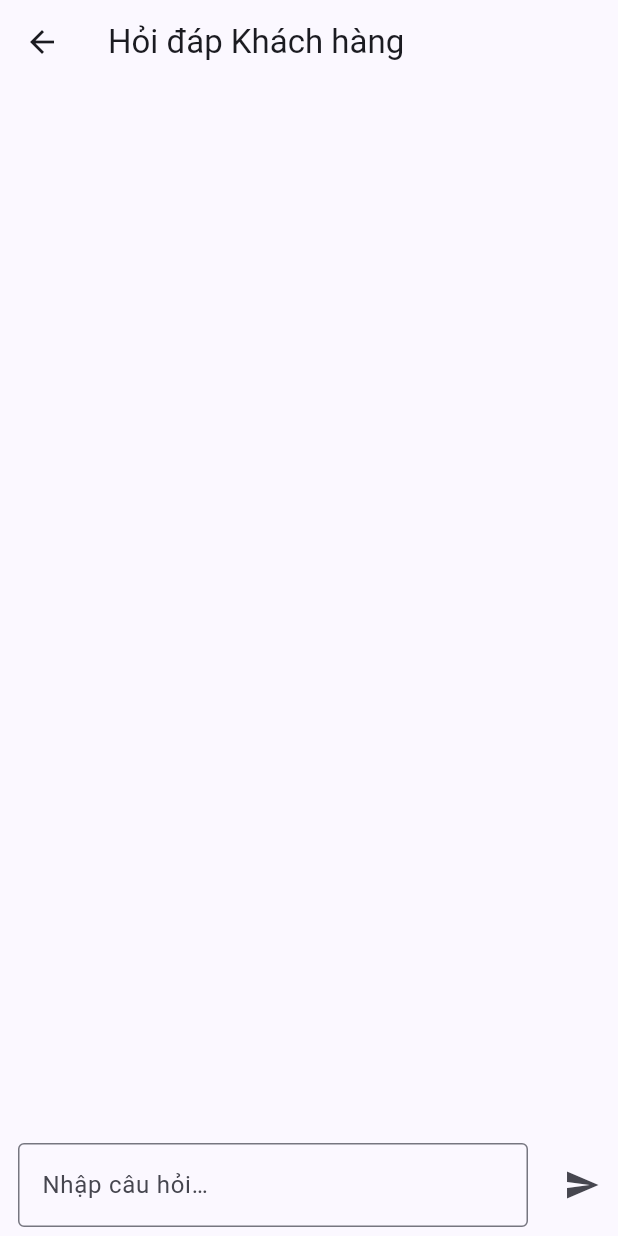
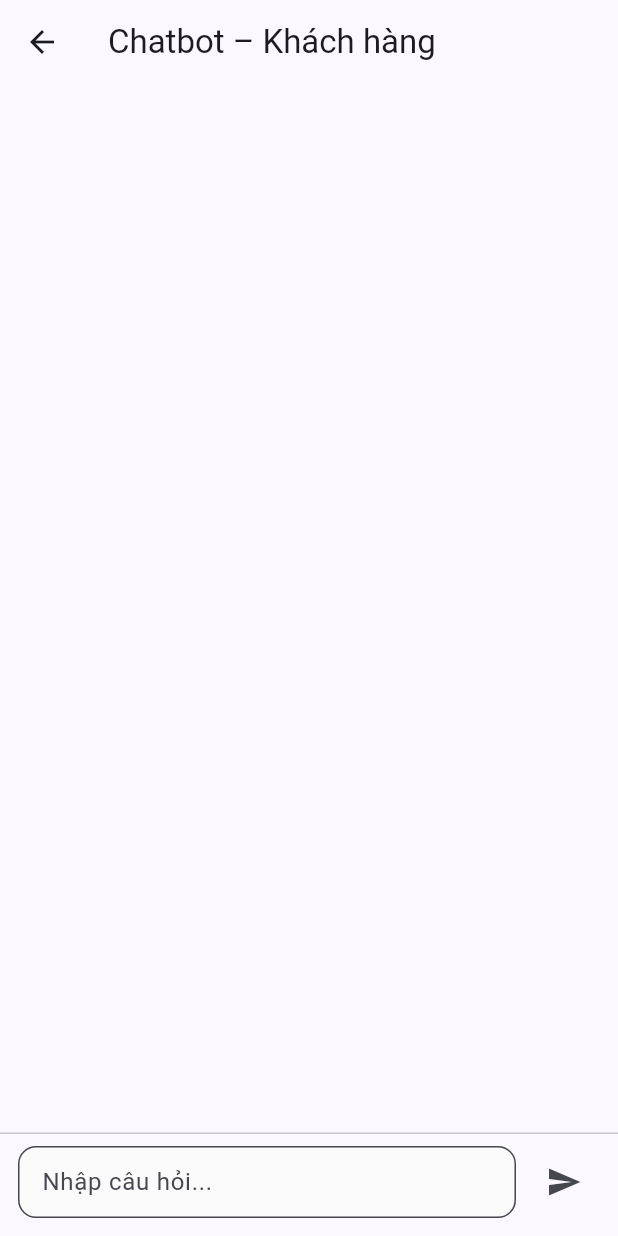
Before and after one commit to chatbotsnp/Snp-mobile, a Flutter app: the screen it shows after launch, after a tap on "Khách hàng (Public)", on a phone screen of 412 x 824 dp. Run offline on Flutter 3.47's test engine with Material 3 defaults, Android fonts, the phone set to English and light mode, and no system bars.

Commit message:
Update chat_screen.dart

```diff
--- a/app_lib/lib/chat_screen.dart
+++ b/app_lib/lib/chat_screen.dart
@@ -10,96 +10,107 @@ class ChatScreen extends StatefulWidget {
 }
 
 class _ChatScreenState extends State<ChatScreen> {
-  final _controller = TextEditingController();
-  final _messages = <_Msg>[];
-  late QAService _qa;
-  bool _loading = false;
+  final TextEditingController _ctrl = TextEditingController();
+  late final QAService _qa = QAService(role: widget.role);
+  final List<_Msg> _messages = [];
+  bool _sending = false;
+
+  String get _title =>
+      widget.role == UserRole.public ? 'Chatbot – Khách hàng' : 'Chatbot – Nhân viên';
 
   @override
-  void initState() {
-    super.initState();
-    _qa = QAService(role: widget.role);
-    _qa.load(); // nạp sẵn
+  void dispose() {
+    _ctrl.dispose();
+    super.dispose();
   }
 
   Future<void> _send() async {
-    final text = _controller.text.trim();
-    if (text.isEmpty) return;
+    final text = _ctrl.text.trim();
+    if (text.isEmpty || _sending) return;
+
     setState(() {
-      _messages.add(_Msg(text, true));
-      _controller.clear();
-      _loading = true;
+      _messages.add(_Msg(text: text, fromUser: true));
+      _sending = true;
+      _ctrl.clear();
     });
-    final ans = await _qa.answer(text);
-    if (!mounted) return;
-    setState(() {
-      _messages.add(_Msg(ans, false));
-      _loading = false;
-    });
+
+    try {
+      final answer = await _qa.answer(text);
+      setState(() => _messages.add(_Msg(text: answer, fromUser: false)));
+    } catch (e) {
+      setState(() => _messages.add(_Msg(
+            text: 'Có lỗi khi lấy câu trả lời. Bạn thử lại nhé.',
+            fromUser: false,
+          )));
+    } finally {
+      if (mounted) setState(() => _sending = false);
+    }
   }
 
   @override
   Widget build(BuildContext context) {
-    final title = widget.role == UserRole.public
-        ? 'Hỏi đáp Khách hàng'
-        : 'Hỏi đáp Nhân viên';
     return Scaffold(
-      appBar: AppBar(title: Text(title)),
-      body: Column(
+      appBar: AppBar(title: Text(_title)),
+      body: SafeArea(
+        child: Column(
           children: [
             Expanded(
-            child: ListView.builder(
+              child: ListView.separated(
                 padding: const EdgeInsets.all(12),
-              itemCount: _messages.length,
                 itemBuilder: (_, i) {
                   final m = _messages[i];
-                return Align(
-                  alignment:
-                      m.fromUser ? Alignment.centerRight : Alignment.centerLeft,
-                  child: Container(
-                    margin: const EdgeInsets.symmetric(vertical: 6),
-                    padding: const EdgeInsets.all(12),
-                    constraints: const BoxConstraints(maxWidth: 320),
+                  final align = m.fromUser ? CrossAxisAlignment.end : CrossAxisAlignment.start;
+                  final bg = m.fromUser ? Colors.indigo.shade50 : Colors.grey.shade200;
+                  return Column(
+                    crossAxisAlignment: align,
+                    children: [
+                      Container(
+                        padding: const EdgeInsets.symmetric(vertical: 10, horizontal: 12),
                         decoration: BoxDecoration(
-                      color: m.fromUser
-                          ? Colors.blue.shade100
-                          : Colors.grey.shade200,
+                          color: bg,
                           borderRadius: BorderRadius.circular(12),
                         ),
                         child: Text(m.text),
                       ),
+                    ],
                   );
                 },
+                separatorBuilder: (_, __) => const SizedBox(height: 8),
+                itemCount: _messages.length,
               ),
             ),
-          if (_loading)
-            const Padding(
-              padding: EdgeInsets.all(8),
-              child: CircularProgressIndicator(),
-            ),
-          SafeArea(
+            const Divider(height: 1),
+            Padding(
+              padding: const EdgeInsets.fromLTRB(12, 8, 12, 12),
               child: Row(
                 children: [
                   Expanded(
-                  child: Padding(
-                    padding:
-                        const EdgeInsets.symmetric(horizontal: 12, vertical: 6),
                     child: TextField(
-                      controller: _controller,
+                      controller: _ctrl,
                       textInputAction: TextInputAction.send,
                       onSubmitted: (_) => _send(),
-                      decoration: const InputDecoration(
-                        hintText: 'Nhập câu hỏi…',
-                        border: OutlineInputBorder(),
+                      decoration: InputDecoration(
+                        hintText: 'Nhập câu hỏi...',
+                        filled: true,
+                        fillColor: Colors.grey.shade50,
+                        border: OutlineInputBorder(
+                          borderRadius: BorderRadius.circular(12),
+                          borderSide: BorderSide(color: Colors.grey.shade300),
+                        ),
+                        contentPadding: const EdgeInsets.symmetric(horizontal: 12, vertical: 10),
                       ),
                     ),
                   ),
+                  const SizedBox(width: 8),
+                  IconButton(
+                    onPressed: _sending ? null : _send,
+                    icon: const Icon(Icons.send),
                   ),
-                IconButton(onPressed: _send, icon: const Icon(Icons.send)),
                 ],
               ),
             ),
           ],
+        ),
       ),
     );
   }
@@ -108,5 +119,5 @@ class _ChatScreenState extends State<ChatScreen> {
 class _Msg {
   final String text;
   final bool fromUser;
-  _Msg(this.text, this.fromUser);
+  _Msg({required this.text, required this.fromUser});
 }
```
Lines whose indentation alone changed are shown as unchanged.
